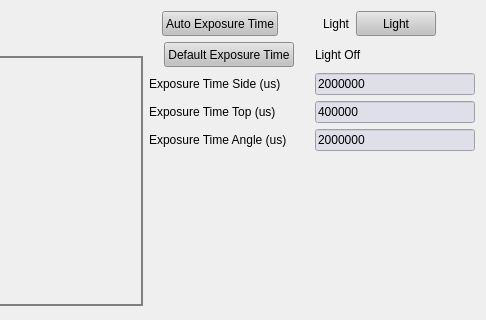
The window that pyccapt/files/PyQt6_UI/gui_cameras.ui (mehrpad/pyccapt) describes before a commit, drawn with Qt 5; both pictures show x 724 to 1210 and y 0 to 320 of the 1210 by 938 pixel window.
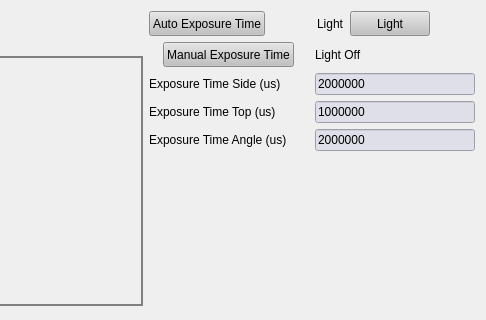
The same window after the commit.

What changed in the file:
```diff
--- a/pyccapt/files/PyQt6_UI/gui_cameras.ui
+++ b/pyccapt/files/PyQt6_UI/gui_cameras.ui
@@ -323,19 +323,6 @@
                         <layout class="QVBoxLayout" name="verticalLayout_2">
                             <item>
                                 <layout class="QHBoxLayout" name="horizontalLayout">
-                                    <item>
-                                        <widget class="QLabel" name="led_auto_exposure">
-                                            <property name="maximumSize">
-                                                <size>
-                                                    <width>50</width>
-                                                    <height>50</height>
-                                                </size>
-                                            </property>
-                                            <property name="text">
-                                                <string/>
-                                            </property>
-                                        </widget>
-                                    </item>
                                     <item>
                                         <widget class="QPushButton" name="auto_exposure_time">
                                             <property name="sizePolicy">
@@ -507,7 +494,7 @@
                                                 </string>
                                             </property>
                                             <property name="text">
-                                                <string>400000</string>
+                                                <string>1000000</string>
                                             </property>
                                         </widget>
                                     </item>
@@ -576,7 +563,7 @@
                                         </string>
                                             </property>
                                             <property name="text">
-                                                <string>Default Exposure Time</string>
+                                                <string>Manual Exposure Time</string>
                                             </property>
                                         </widget>
                                     </item>
```
